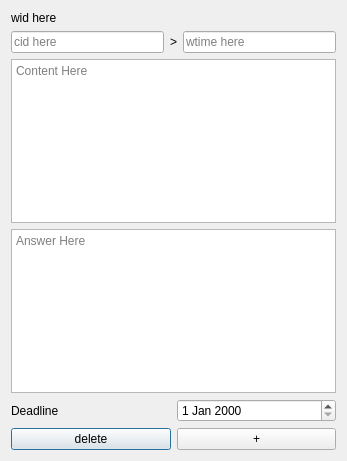
First picture: the form in work_edit.ui, repository BeanLiu1994/Su6missi0nSys, before the edit.
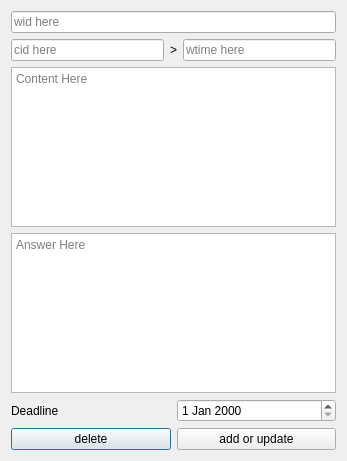
Second picture: the form after the edit.

Commit message: adminui添加了work编辑部分，完善了work_edit部分

Patch:
```diff
--- a/work_edit.ui
+++ b/work_edit.ui
@@ -15,8 +15,11 @@
   </property>
   <layout class="QVBoxLayout" name="verticalLayout">
    <item>
-    <widget class="QLabel" name="wid">
-     <property name="text">
+    <widget class="QLineEdit" name="wid">
+     <property name="readOnly">
+      <bool>true</bool>
+     </property>
+     <property name="placeholderText">
       <string>wid here</string>
      </property>
     </widget>
@@ -86,7 +89,7 @@
      <item>
       <widget class="QPushButton" name="work_add_button">
        <property name="text">
-        <string>+</string>
+        <string>add or update</string>
        </property>
       </widget>
      </item>
```
The commit also changes 8 other files.
